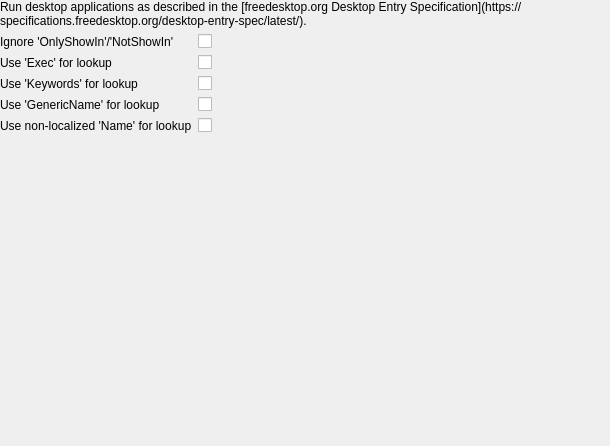
First picture: the form in applications/src/xdg/configwidget.ui, repository albertlauncher/plugins, before the edit.
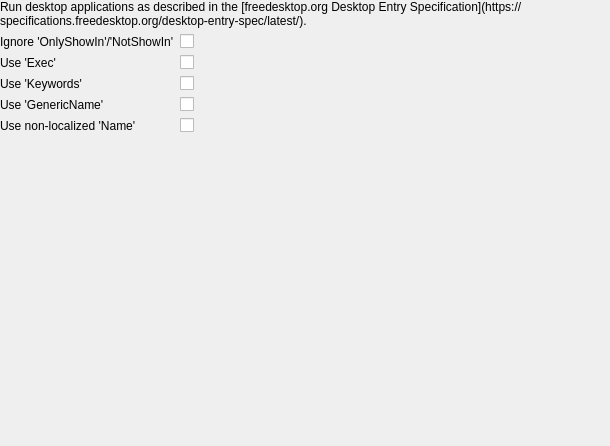
Second picture: the form after the edit.

Patch:
```diff
--- a/applications/src/xdg/configwidget.ui
+++ b/applications/src/xdg/configwidget.ui
@@ -50,6 +50,12 @@
      </item>
      <item row="0" column="1">
       <widget class="QCheckBox" name="checkBox_ignoreShowInKeys">
+       <property name="sizePolicy">
+        <sizepolicy hsizetype="Fixed" vsizetype="Fixed">
+         <horstretch>0</horstretch>
+         <verstretch>0</verstretch>
+        </sizepolicy>
+       </property>
        <property name="text">
         <string/>
        </property>
@@ -58,12 +64,18 @@
      <item row="1" column="0">
       <widget class="QLabel" name="label_3">
        <property name="text">
-        <string>Use 'Exec' for lookup</string>
+        <string>Use 'Exec'</string>
        </property>
       </widget>
      </item>
      <item row="1" column="1">
       <widget class="QCheckBox" name="checkBox_useExec">
+       <property name="sizePolicy">
+        <sizepolicy hsizetype="Fixed" vsizetype="Fixed">
+         <horstretch>0</horstretch>
+         <verstretch>0</verstretch>
+        </sizepolicy>
+       </property>
        <property name="text">
         <string/>
        </property>
@@ -72,12 +84,18 @@
      <item row="2" column="0">
       <widget class="QLabel" name="label_4">
        <property name="text">
-        <string>Use 'Keywords' for lookup</string>
+        <string>Use 'Keywords'</string>
        </property>
       </widget>
      </item>
      <item row="2" column="1">
       <widget class="QCheckBox" name="checkBox_useKeywords">
+       <property name="sizePolicy">
+        <sizepolicy hsizetype="Fixed" vsizetype="Fixed">
+         <horstretch>0</horstretch>
+         <verstretch>0</verstretch>
+        </sizepolicy>
+       </property>
        <property name="text">
         <string/>
        </property>
@@ -86,12 +104,18 @@
      <item row="3" column="0">
       <widget class="QLabel" name="label_5">
        <property name="text">
-        <string>Use 'GenericName' for lookup</string>
+        <string>Use 'GenericName'</string>
        </property>
       </widget>
      </item>
      <item row="3" column="1">
       <widget class="QCheckBox" name="checkBox_useGenericName">
+       <property name="sizePolicy">
+        <sizepolicy hsizetype="Fixed" vsizetype="Fixed">
+         <horstretch>0</horstretch>
+         <verstretch>0</verstretch>
+        </sizepolicy>
+       </property>
        <property name="text">
         <string/>
        </property>
@@ -100,12 +124,18 @@
      <item row="4" column="0">
       <widget class="QLabel" name="label_6">
        <property name="text">
-        <string>Use non-localized 'Name' for lookup</string>
+        <string>Use non-localized 'Name'</string>
        </property>
       </widget>
      </item>
      <item row="4" column="1">
       <widget class="QCheckBox" name="checkBox_useNonLocalizedName">
+       <property name="sizePolicy">
+        <sizepolicy hsizetype="Fixed" vsizetype="Fixed">
+         <horstretch>0</horstretch>
+         <verstretch>0</verstretch>
+        </sizepolicy>
+       </property>
        <property name="text">
         <string/>
        </property>
```
